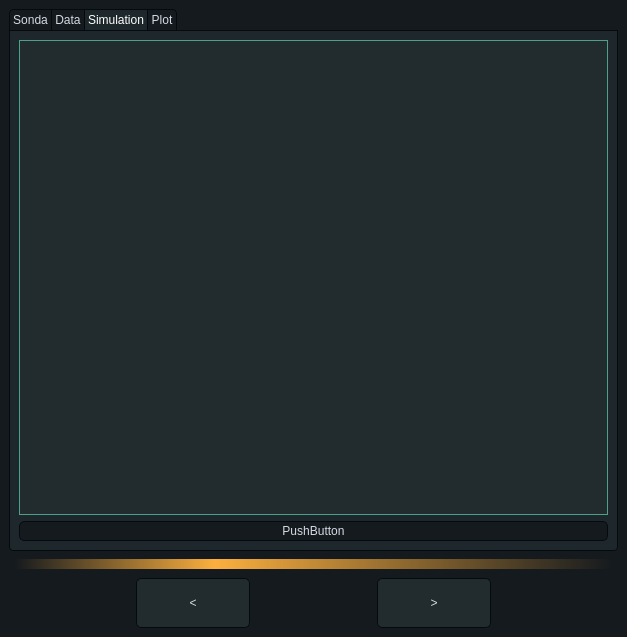
Before: the Qt Designer form gui/src/mainwindow.ui in MikeMakes/OceanHackaton2021_GUI, drawn with Qt 5.
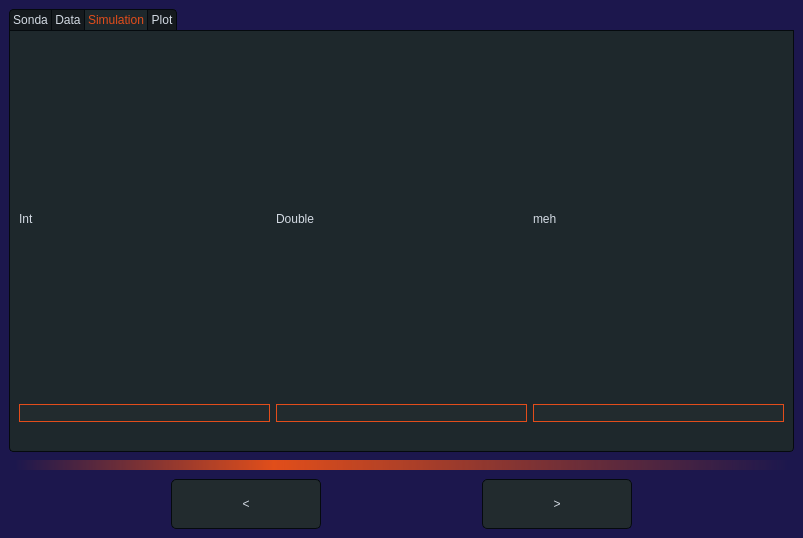
After: the same form once the commit is applied. The open tabs and pages were chosen to show the change. Custom widgets are drawn as their Qt base class.

Commit message: visual style and color indicator

Patch:
```diff
--- a/gui/src/mainwindow.ui
+++ b/gui/src/mainwindow.ui
@@ -6,8 +6,8 @@
    <rect>
     <x>0</x>
     <y>0</y>
-    <width>627</width>
-    <height>637</height>
+    <width>803</width>
+    <height>538</height>
    </rect>
   </property>
   <property name="windowTitle">
@@ -22,22 +22,22 @@
 Available at: https://github.com/GTRONICK/QSS/blob/master/ManjaroMix.qss
 */
 QMainWindow {
-	background-color:#151a1e;
+	background-color:#1c174d;
 }
 QCalendar {
-	background-color: #151a1e;
+	background-color: #1c174d;
 }
 QTextEdit {
 	border-width: 1px;
 	border-style: solid;
-	border-color: #4fa08b;
+	border-color: #e24d1b;
 	background-color: #222b2e;
 	color: #d3dae3;
 }
 QPlainTextEdit {
 	border-width: 1px;
 	border-style: solid;
-	border-color: #4fa08b;
+	border-color: #e24d1b;
 	background-color: #222b2e;
 	color: #d3dae3;
 }
@@ -51,7 +51,7 @@
 	border-radius: 5px;
 	color: #d3dae3;
 	padding: 2px;
-	background-color: rgb(255,255,255);
+	background-color: #1c174d;
 }
 QToolButton:hover{
 	border-style: solid;
@@ -128,7 +128,7 @@
 QLineEdit {
 	border-width: 1px;
 	border-style: solid;
-	border-color: #4fa08b;
+	border-color: #e24d1b;
 	background-color: #222b2e;
 	color: #d3dae3;
 }
@@ -236,7 +236,7 @@
 	border-top-color: #050a0e;
 	border-left-color: #050a0e;
 	border-bottom-color: #050a0e;
-	color: #FFFFFF;
+	color: #e24d1b;
 	padding: 3px;
 	margin-left:0px;
 	background-color: #1e282c;
@@ -251,7 +251,7 @@
 	border-top-color: #050a0e;
 	border-left-color: #050a0e;
 	border-bottom-color: #050a0e;
-	color: #FFFFFF;
+	color: #e24d1b;
 	padding: 3px;
 	margin-left:0px;
 	background-color: #1e282c;
@@ -369,7 +369,7 @@
 	background-color: #222b2e;
 	border-width: 1px;
 	border-style: solid;
-	border-color: #4fa08b;
+	border-color: #e24d1b;
 }
 
 QDial {
@@ -680,8 +680,12 @@
        <layout class="QGridLayout" name="gridLayout_4">
         <item row="0" column="0">
          <layout class="QGridLayout" name="gridLayout_2">
-          <item row="0" column="0" colspan="5">
-           <widget class="QTextBrowser" name="textBrowser"/>
+          <item row="0" column="3">
+           <widget class="QPushButton" name="pushButton_2">
+            <property name="text">
+             <string>Conectar</string>
+            </property>
+           </widget>
           </item>
           <item row="1" column="2">
            <widget class="QCommandLinkButton" name="commandLinkButton">
@@ -761,20 +765,82 @@
         <string>Simulation</string>
        </attribute>
        <layout class="QGridLayout" name="gridLayout">
-        <item row="0" column="0">
-         <layout class="QGridLayout" name="gridLayout_7">
-          <item row="0" column="0" colspan="2">
-           <widget class="QTextBrowser" name="textBrowser_Data_2"/>
-          </item>
-         </layout>
+        <item row="2" column="0">
+         <widget class="QLineEdit" name="lineEditInt">
+          <property name="sizePolicy">
+           <sizepolicy hsizetype="Expanding" vsizetype="Fixed">
+            <horstretch>0</horstretch>
+            <verstretch>0</verstretch>
+           </sizepolicy>
+          </property>
+         </widget>
+        </item>
+        <item row="1" column="2">
+         <widget class="QLabel" name="label_3">
+          <property name="text">
+           <string>meh</string>
+          </property>
+         </widget>
+        </item>
+        <item row="1" column="1">
+         <widget class="QLabel" name="label_4">
+          <property name="text">
+           <string>Double</string>
+          </property>
+         </widget>
+        </item>
+        <item row="3" column="0">
+         <spacer name="horizontalSpacer_6">
+          <property name="orientation">
+           <enum>Qt::Horizontal</enum>
+          </property>
+          <property name="sizeHint" stdset="0">
+           <size>
+            <width>40</width>
+            <height>20</height>
+           </size>
+          </property>
+         </spacer>
+        </item>
+        <item row="3" column="1">
+         <spacer name="horizontalSpacer_7">
+          <property name="orientation">
+           <enum>Qt::Horizontal</enum>
+          </property>
+          <property name="sizeHint" stdset="0">
+           <size>
+            <width>40</width>
+            <height>20</height>
+           </size>
+          </property>
+         </spacer>
+        </item>
+        <item row="3" column="2">
+         <spacer name="horizontalSpacer_8">
+          <property name="orientation">
+           <enum>Qt::Horizontal</enum>
+          </property>
+          <property name="sizeHint" stdset="0">
+           <size>
+            <width>40</width>
+            <height>20</height>
+           </size>
+          </property>
+         </spacer>
         </item>
         <item row="1" column="0">
-         <widget class="QPushButton" name="pushButton_2">
+         <widget class="QLabel" name="label_2">
           <property name="text">
-           <string>PushButton</string>
+           <string>Int</string>
           </property>
          </widget>
         </item>
+        <item row="2" column="1">
+         <widget class="QLineEdit" name="lineEditDouble"/>
+        </item>
+        <item row="2" column="2">
+         <widget class="QLineEdit" name="lineEditString"/>
+        </item>
        </layout>
       </widget>
       <widget class="QWidget" name="tabPlot">
@@ -833,10 +899,10 @@
 	border-radius: 1px;
 }
 QSlider::add-page:horizontal {
-    background: qlineargradient(spread:pad, x1:0, y1:0, x2:1, y2:0, stop:0 rgb(252, 175, 62), stop:1 rgba(255, 255, 255, 0));
+    background: qlineargradient(spread:pad, x1:0, y1:0, x2:1, y2:0, stop:0 rgb(225, 78, 26), stop:1 rgba(255, 255, 255, 0));
 }
 QSlider::sub-page:horizontal {
-    background-color: qlineargradient(spread:pad, x1:0, y1:0, x2:1, y2:0, stop:0 rgba(255, 255, 255, 0), stop:1 rgb(252, 175, 62));
+    background-color: qlineargradient(spread:pad, x1:0, y1:0, x2:1, y2:0, stop:0 rgba(255, 255, 255, 0), stop:1 rgb(225, 78, 26));
 }
 </string>
       </property>
@@ -860,6 +926,14 @@
    </layout>
   </widget>
  </widget>
+ <customwidgets>
+  <customwidget>
+   <class>colorIndicator</class>
+   <extends>QWidget</extends>
+   <header>colorindicator.h</header>
+   <container>1</container>
+  </customwidget>
+ </customwidgets>
  <resources/>
  <connections>
   <connection>
```
Left out of the diff: 80 changed lines with no effect on the pictures. The commit also changes 10 other files.
